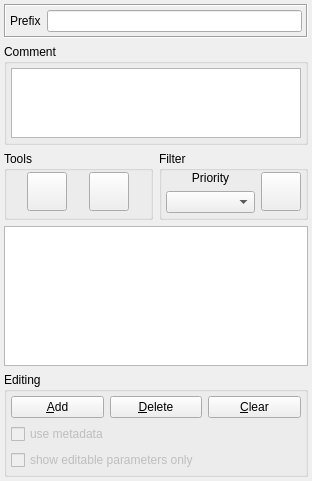
flowexpert/charon, file src/ObjectInspector.ui: the form before one commit.
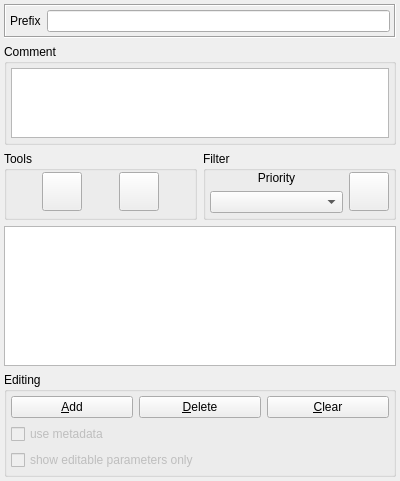
The form after the commit. Icons and pictures are not drawn. Custom widgets are drawn as their Qt base class.

```diff
--- a/src/ObjectInspector.ui
+++ b/src/ObjectInspector.ui
@@ -6,7 +6,7 @@
    <rect>
     <x>0</x>
     <y>0</y>
-    <width>312</width>
+    <width>400</width>
     <height>481</height>
    </rect>
   </property>
```
